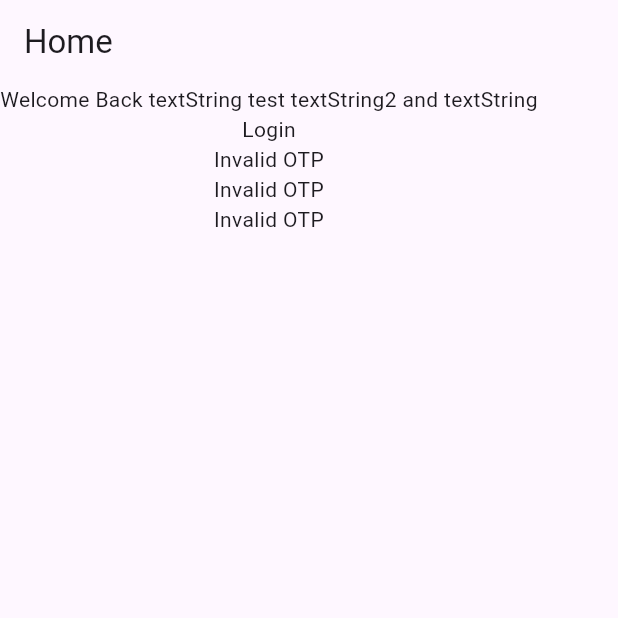
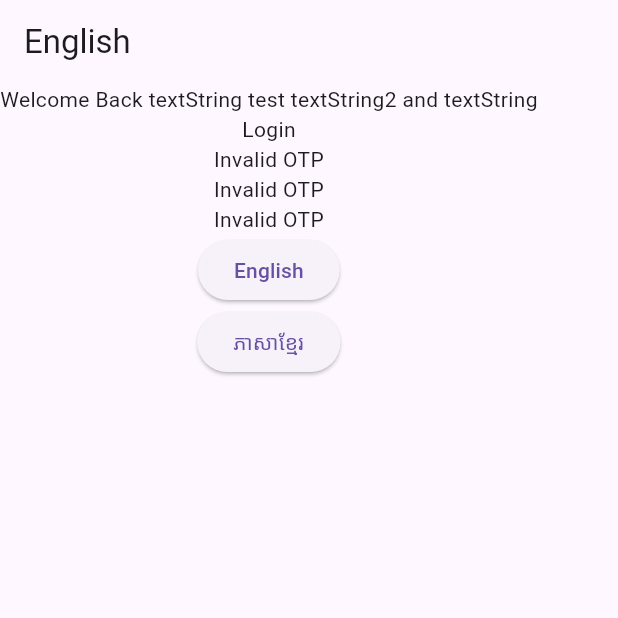
Before and after one commit to ravi84184/flutter_i18n_extractor, a Flutter app: the screen it shows after launch, on a phone screen of 412 x 824 dp, the top half of it. Run offline on Flutter 3.47's test engine with Material 3 defaults, Android fonts, the phone set to English and light mode, and no system bars; our stand-ins replace flutter_localization, yaml; missing offline and left inert: analyzer.

Commit message:
Enhance FlutterLocalization setup by ensuring necessary imports and initialization in main.dart, adding AppLocale mixin for localization keys, and updating pubspec.yaml to include flutter_localization dependency. Refactor KeyGenerator for improved key generation logic and clean up string visitor methods.

```diff
--- /dev/null
+++ b/lib/l10n/app_locale.dart
@@ -0,0 +1,93 @@
+mixin AppLocale {
+  static const String a = 'a';
+  static const String aA = 'aA';
+  static const String aboutlisttile = 'aboutlisttile';
+  static const String addedFlutterlocalizationInitializationToMain = 'addedFlutterlocalizationInitializationToMain';
+  static const String alertdialog = 'alertdialog';
+  static const String appbar = 'appbar';
+  static const String appenarbUpdated = 'appenarbUpdated';
+  static const String applocaledartGenerated = 'applocaledartGenerated';
+  static const String bottomnavigationbaritem = 'bottomnavigationbaritem';
+  static const String card = 'card';
+  static const String checkboxlisttile = 'checkboxlisttile';
+  static const String chip = 'chip';
+  static const String couldNotModifyMainFunction = 'couldNotModifyMainFunction';
+  static const String couldNotParseExistingMixinA = 'couldNotParseExistingMixinA';
+  static const String dart = 'dart';
+  static const String dialog = 'dialog';
+  static const String drawer = 'drawer';
+  static const String drawerheader = 'drawerheader';
+  static const String dropdownbutton = 'dropdownbutton';
+  static const String dropdownmenuitem = 'dropdownmenuitem';
+  static const String elevatedbutton = 'elevatedbutton';
+  static const String en = 'en';
+  static const String error = 'error';
+  static const String floatingactionbutton = 'floatingactionbutton';
+  static const String flutterlocalizationInitializationAlreadyExists = 'flutterlocalizationInitializationAlreadyExists';
+  static const String l10na = 'l10na';
+  static const String lib = 'lib';
+  static const String listtile = 'listtile';
+  static const String menuitembutton = 'menuitembutton';
+  static const String nodeA = 'nodeA';
+  static const String outlinedbutton = 'outlinedbutton';
+  static const String popupmenuitem = 'popupmenuitem';
+  static const String radiolisttile = 'radiolisttile';
+  static const String runThisCommandInsideAFlutterProjectRoot = 'runThisCommandInsideAFlutterProjectRoot';
+  static const String simpledialog = 'simpledialog';
+  static const String snackbar = 'snackbar';
+  static const String staticConstStringAA = 'staticConstStringAA';
+  static const String switchlisttile = 'switchlisttile';
+  static const String tab = 'tab';
+  static const String text = 'text';
+  static const String textbutton = 'textbutton';
+  static const String textfield = 'textfield';
+  static const String textformfield = 'textformfield';
+  static const String tooltip = 'tooltip';
+
+  static const Map<String, dynamic> EN = {
+    a: '%a',
+    aA: '%a : \'%a \',',
+    aboutlisttile: 'AboutListTile',
+    addedFlutterlocalizationInitializationToMain: '✅ Added FlutterLocalization initialization to main()',
+    alertdialog: 'AlertDialog',
+    appbar: 'AppBar',
+    appenarbUpdated: '✅ app_en.arb updated',
+    applocaledartGenerated: '✅ app_locale.dart generated',
+    bottomnavigationbaritem: 'BottomNavigationBarItem',
+    card: 'Card',
+    checkboxlisttile: 'CheckboxListTile',
+    chip: 'Chip',
+    couldNotModifyMainFunction: '⚠️ Could not modify main() function',
+    couldNotParseExistingMixinA: '⚠️ Could not parse existing mixin: %a',
+    dart: '.dart',
+    dialog: 'Dialog',
+    drawer: 'Drawer',
+    drawerheader: 'DrawerHeader',
+    dropdownbutton: 'DropdownButton',
+    dropdownmenuitem: 'DropdownMenuItem',
+    elevatedbutton: 'ElevatedButton',
+    en: 'EN',
+    error: 'error',
+    floatingactionbutton: 'FloatingActionButton',
+    flutterlocalizationInitializationAlreadyExists: '✅ FlutterLocalization initialization already exists',
+    l10na: 'l10n%a',
+    lib: 'lib',
+    listtile: 'ListTile',
+    menuitembutton: 'MenuItemButton',
+    nodeA: 'Node: %a',
+    outlinedbutton: 'OutlinedButton',
+    popupmenuitem: 'PopupMenuItem',
+    radiolisttile: 'RadioListTile',
+    runThisCommandInsideAFlutterProjectRoot: '👉 Run this command inside a Flutter project root.',
+    simpledialog: 'SimpleDialog',
+    snackbar: 'SnackBar',
+    staticConstStringAA: 'static const String %a = \'%a \';',
+    switchlisttile: 'SwitchListTile',
+    tab: 'Tab',
+    text: 'Text',
+    textbutton: 'TextButton',
+    textfield: 'TextField',
+    textformfield: 'TextFormField',
+    tooltip: 'Tooltip',
+  };
+}
--- a/pubspec.yaml
+++ b/pubspec.yaml
@@ -11,7 +11,7 @@ dependencies:
   path: ^1.9.0
   analyzer: ^6.4.1
   yaml: ^3.1.2
-
+  crypto: any
 dev_dependencies:
   lints: ^6.0.0
   test: ^1.25.6
--- a/test_i18n_app/lib/l10n/app_locale.dart
+++ b/test_i18n_app/lib/l10n/app_locale.dart
@@ -1,13 +1,19 @@
 mixin AppLocale {
-  static const String home = 'home';
+  static const String en = 'en';
+  static const String english = 'english';
   static const String invalidOtp = 'invalidOtp';
+  static const String km = 'km';
   static const String login = 'login';
+  static const String text_270ae7 = 'text_270ae7';
   static const String welcomeBackATestAAndA = 'welcomeBackATestAAndA';
 
   static const Map<String, dynamic> EN = {
-    home: 'Home',
+    en: 'en',
+    english: 'English',
     invalidOtp: 'Invalid OTP',
+    km: 'km',
     login: 'Login',
+    text_270ae7: 'ភាសាខ្មែរ',
     welcomeBackATestAAndA: 'Welcome Back %a test %a and %a',
   };
 }
--- a/test_i18n_app/lib/main.dart
+++ b/test_i18n_app/lib/main.dart
@@ -1,21 +1,72 @@
 import 'package:flutter/material.dart';
 import 'package:flutter_localization/flutter_localization.dart';
+import 'package:test_i18n_app/l10n/app_locale.dart';
 
 Future<void> main() async {
+  WidgetsFlutterBinding.ensureInitialized();
   await FlutterLocalization.instance.ensureInitialized();
   runApp(const MyApp());
 }
 
-class MyApp extends StatelessWidget {
-  final String textString = "textString";
-  final String textString1 = "textString1";
+class MyApp extends StatefulWidget {
   const MyApp({super.key});
+
+  @override
+  State<MyApp> createState() => _MyAppState();
+}
+
+class _MyAppState extends State<MyApp> {
+  final FlutterLocalization _localization = FlutterLocalization.instance;
+
+  @override
+  void initState() {
+    _localization.init(
+      mapLocales: [
+        const MapLocale(
+          'en',
+          AppLocale.EN,
+          countryCode: 'US',
+          fontFamily: 'Font EN',
+        ),
+      ],
+      initLanguageCode: 'en',
+    );
+    _localization.onTranslatedLanguage = _onTranslatedLanguage;
+    super.initState();
+  }
+
+  void _onTranslatedLanguage(Locale? locale) {
+    setState(() {});
+  }
 
   @override
   Widget build(BuildContext context) {
     return MaterialApp(
-      home: Scaffold(
-        appBar: AppBar(title: const Text("Home")),
+      locale: _localization.currentLocale,
+      supportedLocales: _localization.supportedLocales,
+      localizationsDelegates: _localization.localizationsDelegates,
+      home: HomeWidget(),
+    );
+  }
+}
+
+class HomeWidget extends StatefulWidget {
+  const HomeWidget({super.key});
+
+  @override
+  State<HomeWidget> createState() => _HomeWidgetState();
+}
+
+class _HomeWidgetState extends State<HomeWidget> {
+  final FlutterLocalization _localization = FlutterLocalization.instance;
+
+  final String textString = "textString";
+
+  final String textString1 = "textString1";
+  @override
+  Widget build(BuildContext context) {
+    return Scaffold(
+      appBar: AppBar(title: Text(AppLocale.english.getString(context))),
       body: Builder(
         builder: (context) {
           final String textString2 = "textString2";
@@ -28,11 +79,22 @@ class MyApp extends StatelessWidget {
               Text("Invalid OTP"),
               Text("Invalid OTP"),
               Text("Invalid OTP"),
+              ElevatedButton(
+                child: const Text('English'),
+                onPressed: () {
+                  _localization.translate('en');
+                },
+              ),
+              ElevatedButton(
+                child: const Text('ភាសាខ្មែរ'),
+                onPressed: () {
+                  _localization.translate('km');
+                },
+              ),
             ],
           );
         },
       ),
-      ),
     );
   }
 }
--- a/test_i18n_app/pubspec.yaml
+++ b/test_i18n_app/pubspec.yaml
@@ -30,9 +30,6 @@ environment:
 dependencies:
   flutter:
     sdk: flutter
-
-  # The following adds the Cupertino Icons font to your application.
-  # Use with the CupertinoIcons class for iOS style icons.
   cupertino_icons: ^1.0.8
   flutter_localization : any
 dev_dependencies:
```
Also changed, not shown: lib/initializer/main_initializer.dart (+81 -101 lines), lib/scanner/string_visitor.dart (+8 -16 lines), lib/utils/key_generator.dart (+36 -1 lines), pubspec.lock. Lines whose indentation alone changed are shown as unchanged.
